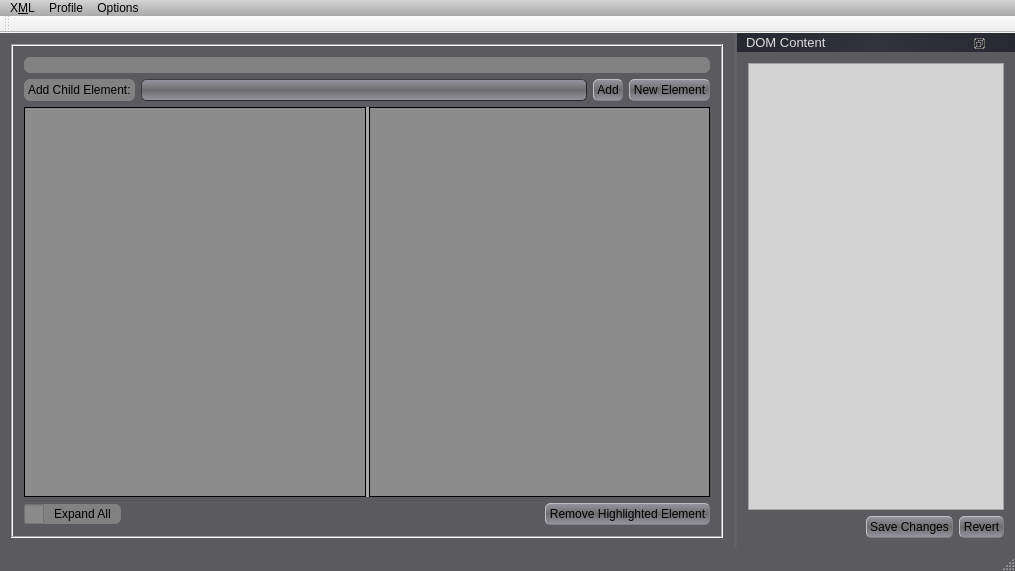
The window that GCXMLGenerator/gcmainwindow.ui (goblincoding/xmlmill) describes before a commit, drawn with Qt 5.
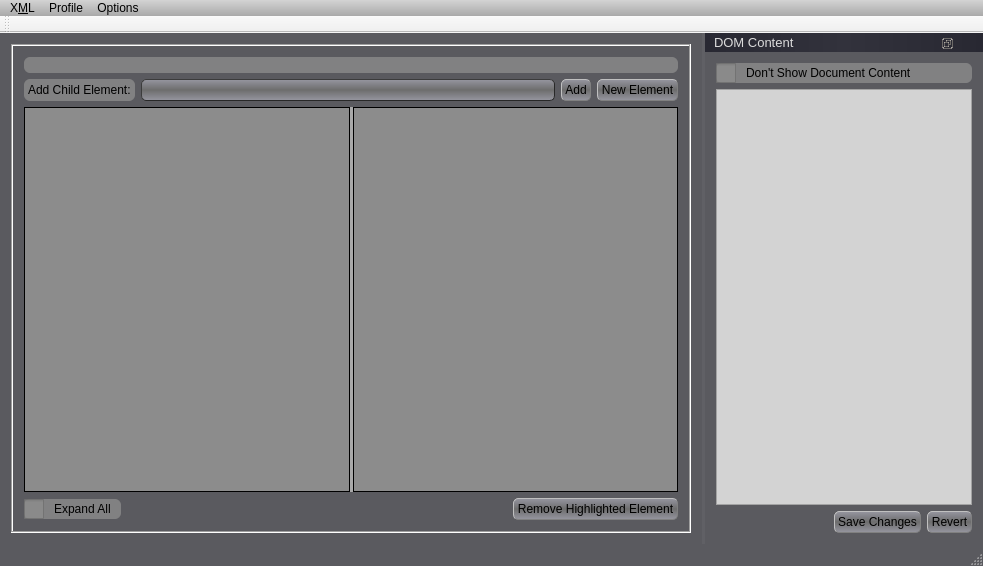
The same window after the commit. Icons and pictures are not drawn.

Commit message: Added "Don't Show Content" checkbox.

Diff of the .ui file:
```diff
--- a/GCXMLGenerator/gcmainwindow.ui
+++ b/GCXMLGenerator/gcmainwindow.ui
@@ -6,8 +6,8 @@
    <rect>
     <x>0</x>
     <y>0</y>
-    <width>1015</width>
-    <height>571</height>
+    <width>983</width>
+    <height>566</height>
    </rect>
   </property>
   <property name="windowTitle">
@@ -709,7 +709,7 @@
     <rect>
      <x>0</x>
      <y>0</y>
-     <width>1015</width>
+     <width>983</width>
      <height>18</height>
     </rect>
    </property>
@@ -766,6 +766,13 @@
    </attribute>
    <widget class="QWidget" name="dockWidgetContents">
     <layout class="QVBoxLayout" name="dockWidgetVerticalLayout">
+     <item>
+      <widget class="QCheckBox" name="dontShowContentCheckBox">
+       <property name="text">
+        <string>Don't Show Document Content</string>
+       </property>
+      </widget>
+     </item>
      <item>
       <widget class="QTextEdit" name="dockWidgetTextEdit">
        <property name="verticalScrollBarPolicy">
```
The commit also changes 2 other files.
